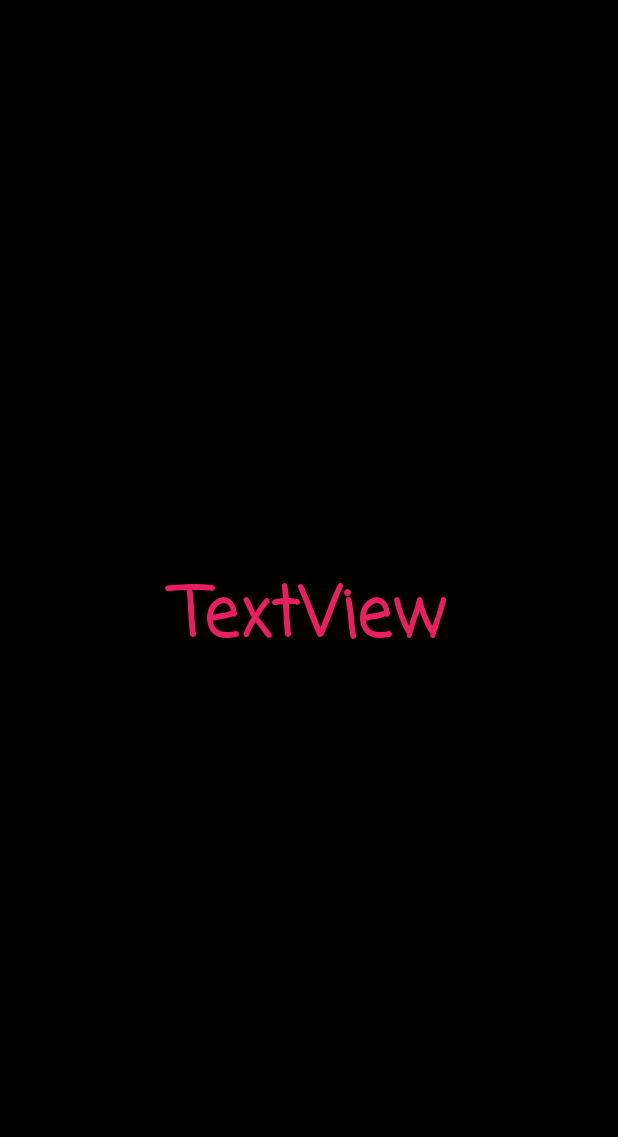
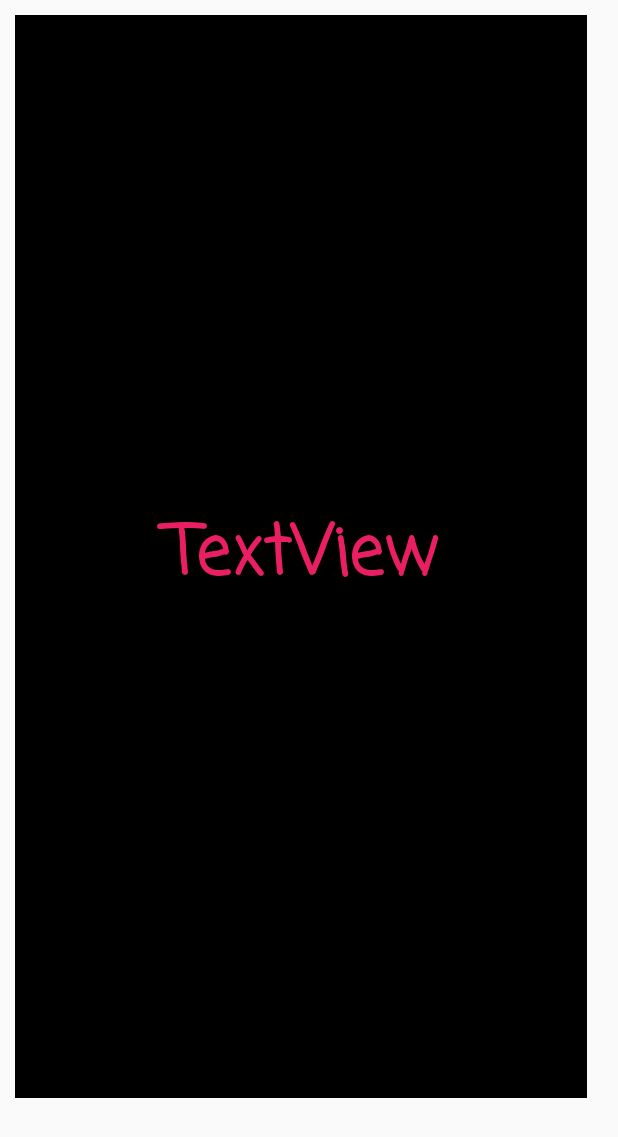
Before and after one commit to bilha-analytics/LearningWithGames, an Android app: the layout text_item_layout.xml on its own in the app's theme, with its tools: preview values and no code run, on a phone screen of 412 x 824 dp. Shown: the top 1137 px of the screen. Run offline under Robolectric (Android 15) with nearby library versions, the phone set to English and light mode, and no system bars; plain views replace RippleBackground.

```diff
--- a/StreamReader/app/src/main/res/layout/activity_item_view.xml
+++ b/StreamReader/app/src/main/res/layout/activity_item_view.xml
@@ -13,8 +13,8 @@
 
     <androidx.constraintlayout.widget.ConstraintLayout
         android:id="@+id/lay_itemBox"
-        android:layout_width="394dp"
-        android:layout_height="492dp"
+        android:layout_width="396dp"
+        android:layout_height="489dp"
         android:layout_marginTop="28dp"
         android:clickable="true"
         android:foregroundGravity="center_vertical|center|center_horizontal"
--- a/StreamReader/app/src/main/res/layout/image_item_layout.xml
+++ b/StreamReader/app/src/main/res/layout/image_item_layout.xml
@@ -1,6 +1,7 @@
 <?xml version="1.0" encoding="utf-8"?>
 <androidx.constraintlayout.widget.ConstraintLayout xmlns:android="http://schemas.android.com/apk/res/android"
     xmlns:app="http://schemas.android.com/apk/res-auto"
+    xmlns:tools="http://schemas.android.com/tools"
     android:id="@+id/lay_img_itemImage"
     android:layout_width="match_parent"
     android:layout_height="match_parent"
@@ -10,8 +11,9 @@
 
     <ImageView
         android:id="@+id/img_itemImage"
-        android:layout_width="match_parent"
-        android:layout_height="match_parent"
+        android:layout_width="377dp"
+        android:layout_height="729dp"
+        android:layout_margin="10dp"
         android:focusable="auto"
         android:focusableInTouchMode="true"
         android:scaleType="fitCenter"
--- a/StreamReader/app/src/main/res/layout/text_item_layout.xml
+++ b/StreamReader/app/src/main/res/layout/text_item_layout.xml
@@ -2,7 +2,6 @@
 <androidx.constraintlayout.widget.ConstraintLayout
     xmlns:android="http://schemas.android.com/apk/res/android"
     xmlns:app="http://schemas.android.com/apk/res-auto"
-    xmlns:tools="http://schemas.android.com/tools"
     android:id="@+id/lay_txt_itemText"
     android:layout_width="match_parent"
     android:layout_height="match_parent"
@@ -27,8 +26,15 @@
 
             <TextView
                 android:id="@+id/txt_itemText"
-            android:layout_width="match_parent"
-            android:layout_height="match_parent"
+                android:layout_width="381dp"
+                android:layout_height="722dp"
+                android:layout_margin="10dp"
+                android:layout_marginStart="10dp"
+                android:layout_marginLeft="10dp"
+                android:layout_marginTop="10dp"
+                android:layout_marginEnd="10dp"
+                android:layout_marginRight="10dp"
+                android:layout_marginBottom="10dp"
                 android:background="#000000"
                 android:foregroundGravity="center_vertical|center|center_horizontal"
                 android:gravity="center|center_horizontal|center_vertical"
```
Also changed, not shown: StreamReader/app/src/main/java/com/ba/streamreader/ItemViewActivity.kt (+4 -3 lines). Lines whose indentation alone changed are shown as unchanged.
